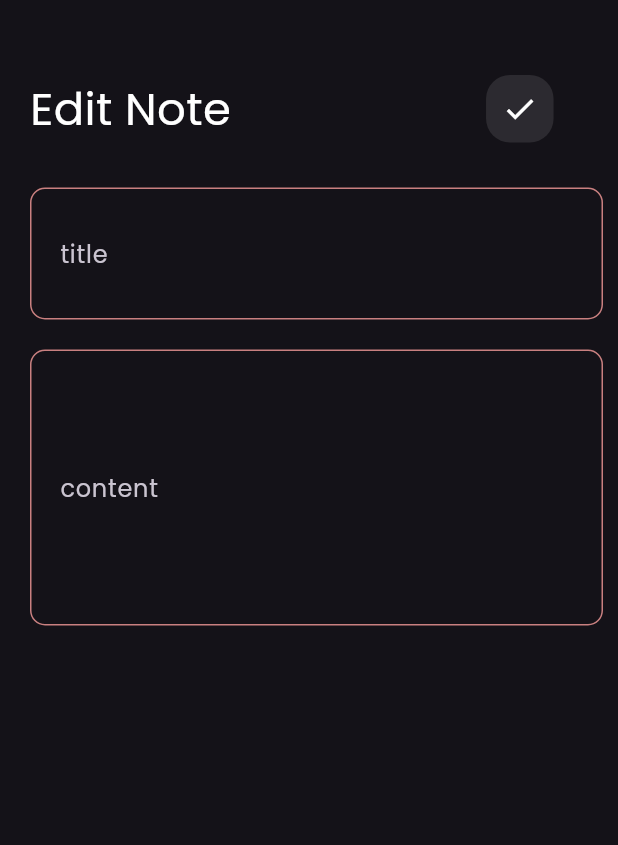
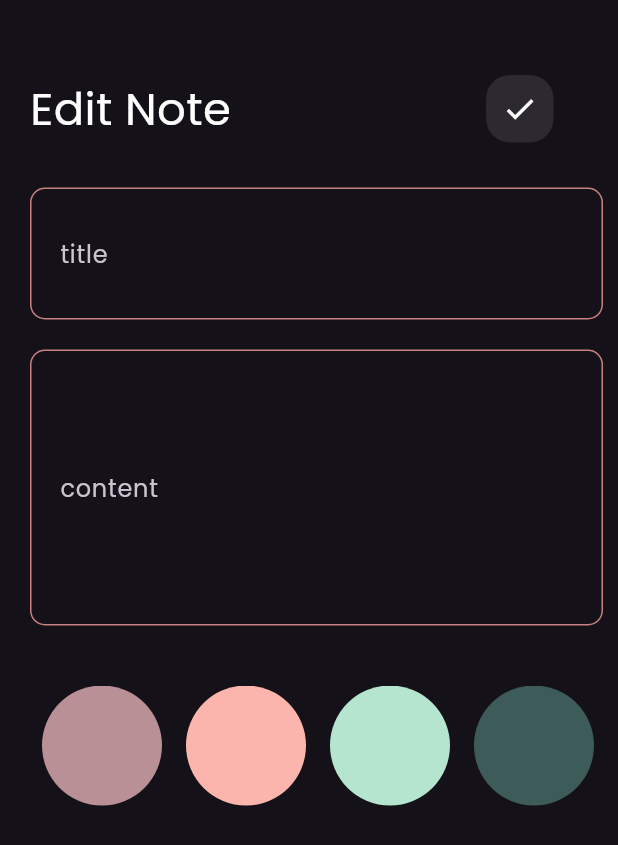
Before and after one commit to NorhanWalid2/note_app, a Flutter app: the EditNote screen opened directly with empty values, on a phone screen of 412 x 824 dp. Shown: the top 845 px of the screen. Run offline on Flutter 3.47's test engine with Material 3 defaults, Android fonts, the phone set to English and light mode, and no system bars; our stand-ins replace flutter_bloc, hive, hive_flutter, modal_progress_hud_nsn; accounts and stored records are empty.

Commit message:
add edit note color list view

```diff
--- a/lib/constants.dart
+++ b/lib/constants.dart
@@ -2,3 +2,10 @@ import 'dart:ui';
 
 const KPrimaryColor = Color.fromARGB(255, 201, 128, 128);
 const kNotesBox = 'notes_box';
+List<Color> kcolors = const [
+  Color(0xffb99095),
+  Color(0xfffcb5ac),
+  Color(0xffb5e5cf),
+  Color(0xff3d5b59),
+  Color(0xff65463e),
+];
--- a/lib/cubits/add_note_cubit/add_note_cubit.dart
+++ b/lib/cubits/add_note_cubit/add_note_cubit.dart
@@ -1,3 +1,5 @@
+import 'dart:ui';
+
 import 'package:flutter_bloc/flutter_bloc.dart';
 import 'package:hive_flutter/adapters.dart';
 import 'package:notes_app/constants.dart';
@@ -6,8 +8,9 @@ import 'package:notes_app/models/note_model.dart';
 
 class AddNoteCubit extends Cubit<AddNoteState> {
   AddNoteCubit() : super(AddNotesInitial());
-
+  Color color = Color(0xffb99095);
   addNote(NoteModel note) {
+    note.color = color.value;
     emit(AddNotesLoading());
     try {
       var noteBox = Hive.box<NoteModel>(kNotesBox);
--- a/lib/pages/widgets/edit_note_body.dart
+++ b/lib/pages/widgets/edit_note_body.dart
@@ -1,10 +1,13 @@
 import 'package:flutter/material.dart';
 import 'package:flutter_bloc/flutter_bloc.dart';
+import 'package:notes_app/constants.dart';
 import 'package:notes_app/cubits/notes_cubit/notes_cubit.dart';
 import 'package:notes_app/models/note_model.dart';
+import 'package:notes_app/pages/widgets/color_list_view.dart';
 import 'package:notes_app/pages/widgets/custom_appbar.dart';
 import 'package:notes_app/pages/widgets/custom_button.dart';
 import 'package:notes_app/pages/widgets/custom_text_field.dart';
+import 'package:notes_app/pages/widgets/edit_note_color_list_view.dart';
 
 class EditNoteBody extends StatefulWidget {
   const EditNoteBody({super.key, required this.note});
@@ -42,7 +45,7 @@ class _EditNoteBodyState extends State<EditNoteBody> {
                 onchange: (value) {
                   title = value;
                 },
-                hint: 'title',
+                hint: widget.note.title,
                 labeltextt: 'title',
                 obscure: false),
             SizedBox(
@@ -52,14 +55,15 @@ class _EditNoteBodyState extends State<EditNoteBody> {
               onchange: (value) {
                 content = value;
               },
-              hint: 'content',
+              hint: widget.note.subtitle,
               labeltextt: 'content',
               obscure: false,
               maxLine: 5,
             ),
             SizedBox(
-              height: 90,
+              height: 40,
             ),
+            EditNoteColorListView(note: widget.note),
           ],
         ),
       ),
--- /dev/null
+++ b/lib/pages/widgets/edit_note_color_list_view.dart
@@ -0,0 +1,47 @@
+import 'package:flutter/material.dart';
+import 'package:notes_app/constants.dart';
+import 'package:notes_app/models/note_model.dart';
+import 'package:notes_app/pages/widgets/color_list_view.dart';
+
+class EditNoteColorListView extends StatefulWidget {
+  const EditNoteColorListView({super.key, required this.note});
+  final NoteModel note;
+  @override
+  State<EditNoteColorListView> createState() => _EditNoteListViewState();
+}
+
+class _EditNoteListViewState extends State<EditNoteColorListView> {
+  late int currindex;
+  @override
+  void initState() {
+    currindex = kcolors.indexOf(Color(widget.note.color));
+    // TODO: implement initState
+    super.initState();
+  }
+
+  @override
+  Widget build(BuildContext context) {
+    return SizedBox(
+      height: 80,
+      child: ListView.builder(
+          scrollDirection: Axis.horizontal,
+          itemCount: kcolors.length,
+          itemBuilder: (context, index) {
+            return GestureDetector(
+              onTap: () {
+                currindex = index;
+                widget.note.color = kcolors[index].value;
+                setState(() {});
+              },
+              child: Padding(
+                padding: const EdgeInsets.symmetric(horizontal: 8.0),
+                child: ColorItem(
+                  color: kcolors[index],
+                  isactive: currindex == index,
+                ),
+              ),
+            );
+          }),
+    );
+  }
+}
--- a/lib/pages/widgets/notes_view_body.dart
+++ b/lib/pages/widgets/notes_view_body.dart
@@ -25,7 +25,7 @@ class _NotesViewBodyState extends State<NotesViewBody> {
   @override
   Widget build(BuildContext context) {
     return Padding(
-      padding: const EdgeInsets.only(top: 50, left: 20, right: 10),
+      padding: const EdgeInsets.only(top: 50, left: 20, right: 10, bottom: 20),
       child: Column(
         children: [
           CustomAppBar(
```
Also changed, not shown: lib/pages/widgets/color_list_view.dart (+7 -9 lines).
